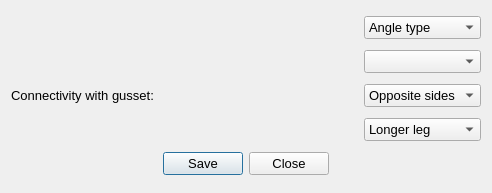
The window that Connections/Truss/ui_doubleangle.ui (GreatDevelopers/osdag-core) describes before a commit, drawn with Qt 5.
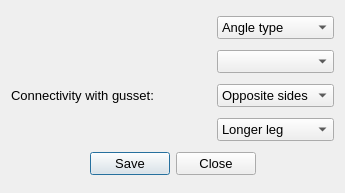
The same window after the commit.

Commit message: Fix: change size of window

```diff
--- a/Connections/Truss/ui_doubleangle.ui
+++ b/Connections/Truss/ui_doubleangle.ui
@@ -6,7 +6,7 @@
    <rect>
     <x>0</x>
     <y>0</y>
-    <width>492</width>
+    <width>345</width>
     <height>193</height>
    </rect>
   </property>
```
The commit also changes 1 other file.
